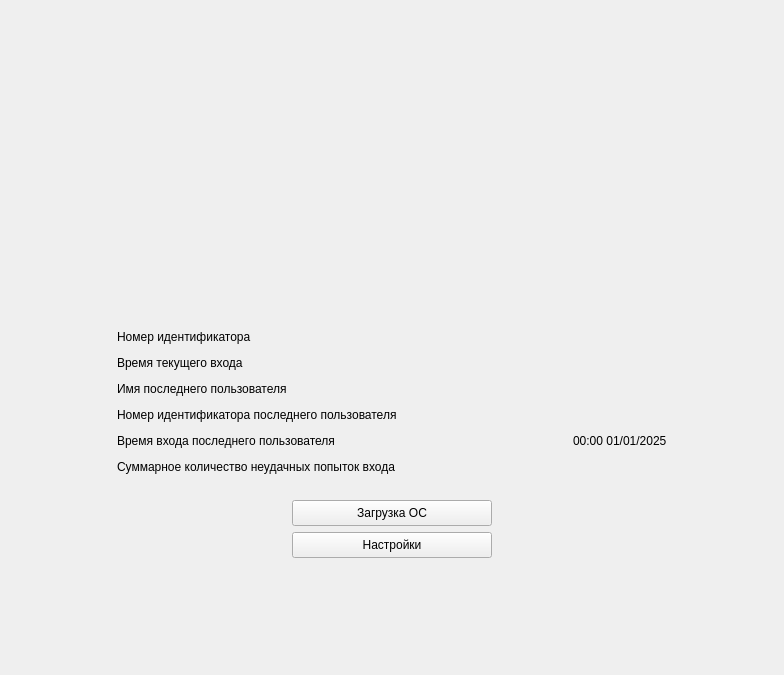
Old version of the form ui/AdminChoicePage.ui in the repository m6v/sobol.
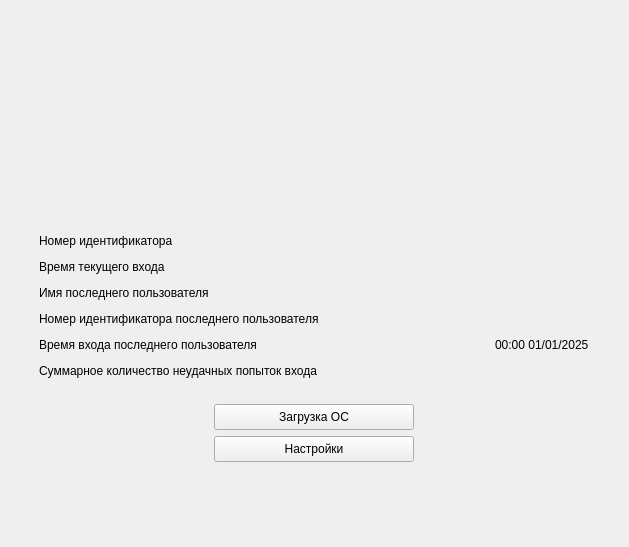
New version of the form.

Diff of the .ui file:
```diff
--- a/ui/AdminChoicePage.ui
+++ b/ui/AdminChoicePage.ui
@@ -6,8 +6,8 @@
    <rect>
     <x>0</x>
     <y>0</y>
-    <width>784</width>
-    <height>675</height>
+    <width>629</width>
+    <height>547</height>
    </rect>
   </property>
   <property name="windowTitle">
```
